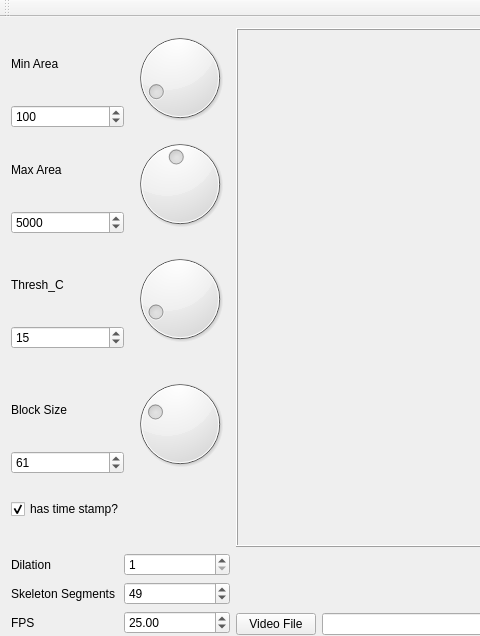
Above: MWTracker/GUI/getMaskParams/QtCreatorFiles/mainwindow.ui from ver228/tierpsy-tracker before the change; both pictures show x 0 to 480 and y 0 to 636 of the 1161 by 746 pixel window. Below: the same form after it.
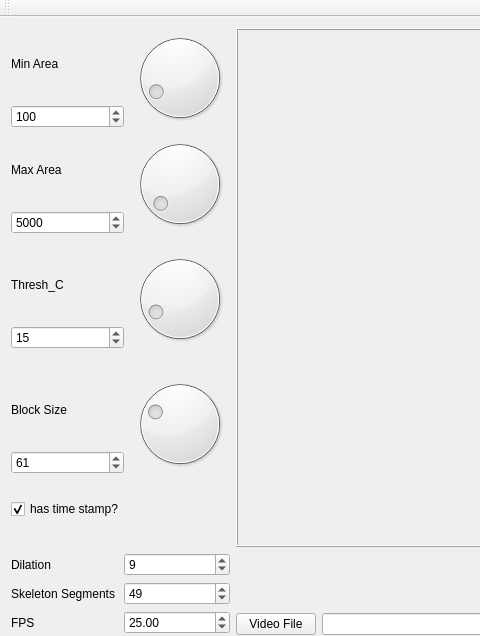
That is the form after the change.

The edit to the form file:
```diff
--- a/MWTracker/GUI/getMaskParams/QtCreatorFiles/mainwindow.ui
+++ b/MWTracker/GUI/getMaskParams/QtCreatorFiles/mainwindow.ui
@@ -55,10 +55,10 @@
     <item row="1" column="1">
      <widget class="QDial" name="dial_max_area">
       <property name="minimum">
-       <number>500</number>
+       <number>100</number>
       </property>
       <property name="maximum">
-       <number>10000</number>
+       <number>100000</number>
       </property>
       <property name="value">
        <number>5000</number>
@@ -370,6 +370,9 @@
         <property name="maximum">
          <number>999</number>
         </property>
+        <property name="value">
+         <number>9</number>
+        </property>
        </widget>
       </item>
      </layout>
```
Left out of the diff: 4 changed lines with no effect on the pictures.
